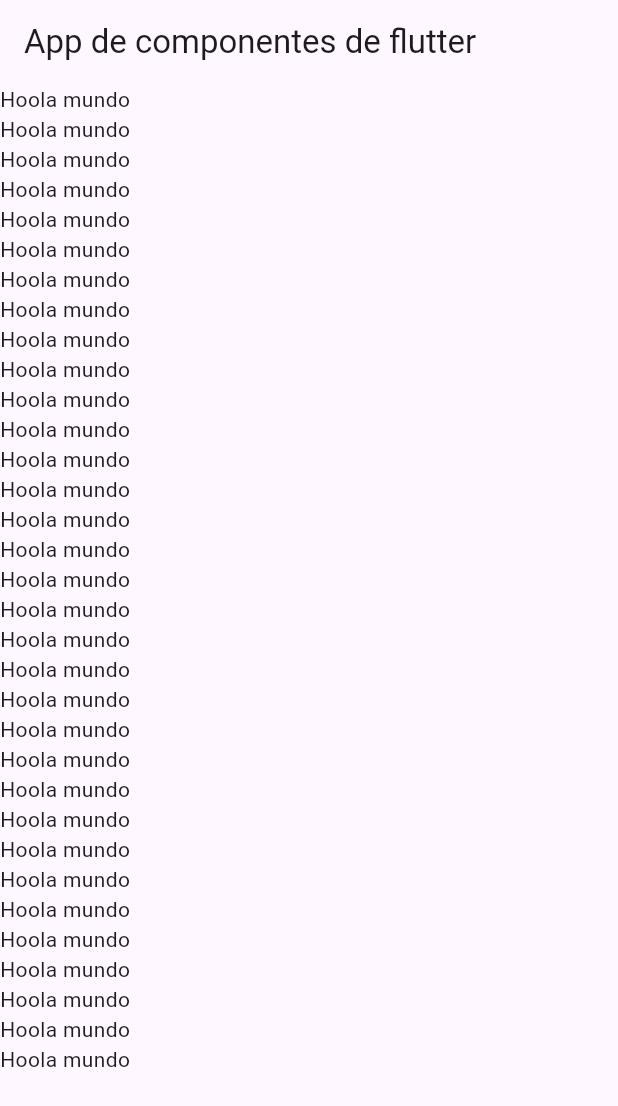
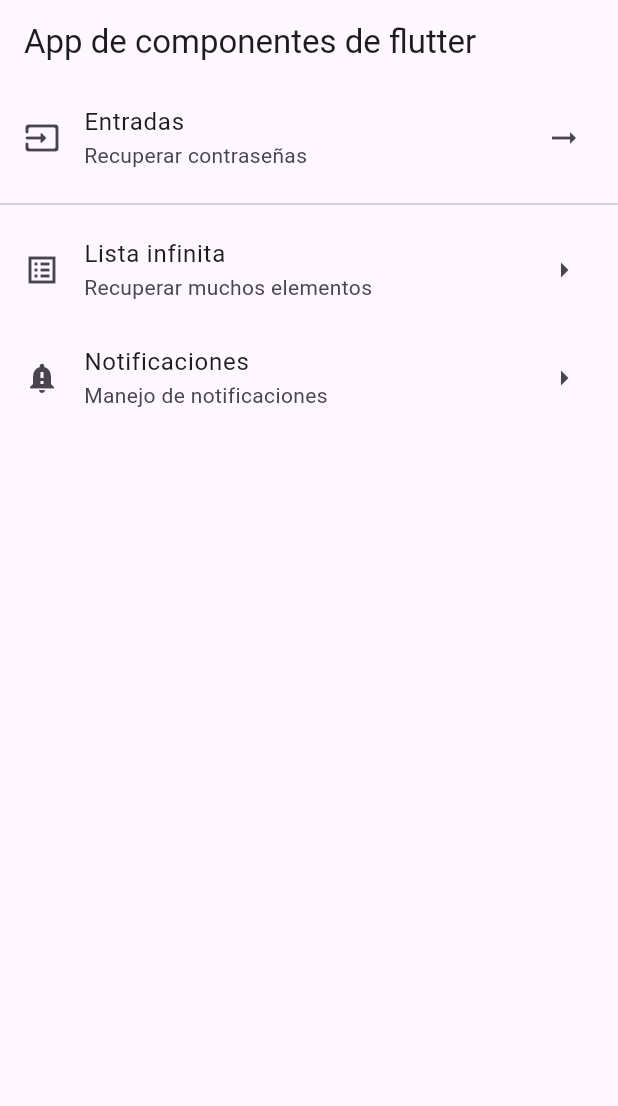
Before and after one commit to AndoniUTT/componentes_flutter5a, a Flutter app: the screen it shows after launch, on a phone screen of 412 x 824 dp. Shown: the top 1106 px of the screen. Run offline on Flutter 3.47's test engine with Material 3 defaults, Android fonts, the phone set to English and light mode, and no system bars.

Commit message:
Inserting ListTile in the ListView

```diff
--- a/lib/home_screen.dart
+++ b/lib/home_screen.dart
@@ -10,41 +10,28 @@ class HomeScreen extends StatelessWidget {
         title: const Text('App de componentes de flutter'),
       ),
         body: ListView(
-          children: const [
-            Text('Hoola mundo'),
-            Text('Hoola mundo'),
-            Text('Hoola mundo'),
-            Text('Hoola mundo'),
-            Text('Hoola mundo'),
-            Text('Hoola mundo'),
-            Text('Hoola mundo'),
-            Text('Hoola mundo'),
-            Text('Hoola mundo'),
-            Text('Hoola mundo'),
-            Text('Hoola mundo'),
-            Text('Hoola mundo'),
-            Text('Hoola mundo'),
-            Text('Hoola mundo'),
-            Text('Hoola mundo'),
-            Text('Hoola mundo'),
-            Text('Hoola mundo'),
-            Text('Hoola mundo'),
-            Text('Hoola mundo'),
-            Text('Hoola mundo'),
-            Text('Hoola mundo'),
-            Text('Hoola mundo'),
-            Text('Hoola mundo'),
-            Text('Hoola mundo'),
-            Text('Hoola mundo'),
-            Text('Hoola mundo'),
-            Text('Hoola mundo'),
-            Text('Hoola mundo'),
-            Text('Hoola mundo'),
-            Text('Hoola mundo'),
-            Text('Hoola mundo'),
-            Text('Hoola mundo'),
-            Text('Hoola mundo'),
-            ],)
+          children: const <Widget> [
+            ListTile(
+              title: Text('Entradas'),
+              subtitle: Text('Recuperar contraseñas'),
+              leading: Icon(Icons.input_rounded),
+              trailing: Icon(Icons.arrow_right_alt_outlined),
+            ),
+            Divider(),
+            ListTile(
+              title: Text('Lista infinita'),
+              subtitle: Text('Recuperar muchos elementos'),
+              leading: Icon(Icons.list_alt_sharp),
+              trailing: Icon(Icons.arrow_right_outlined),
+            ),
+            ListTile(
+              title: Text('Notificaciones'),
+              subtitle: Text('Manejo de notificaciones'),
+              leading: Icon(Icons.notification_important),
+              trailing: Icon(Icons.arrow_right_outlined),
+            )
+            ],
+          ),
       );
   }
 }
```
